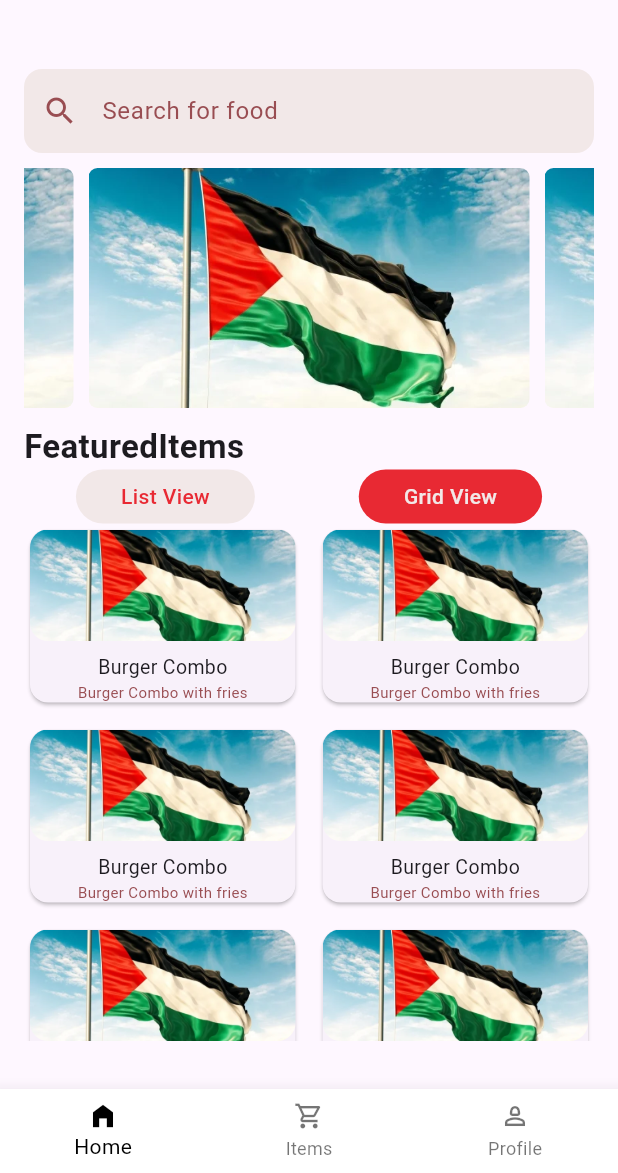
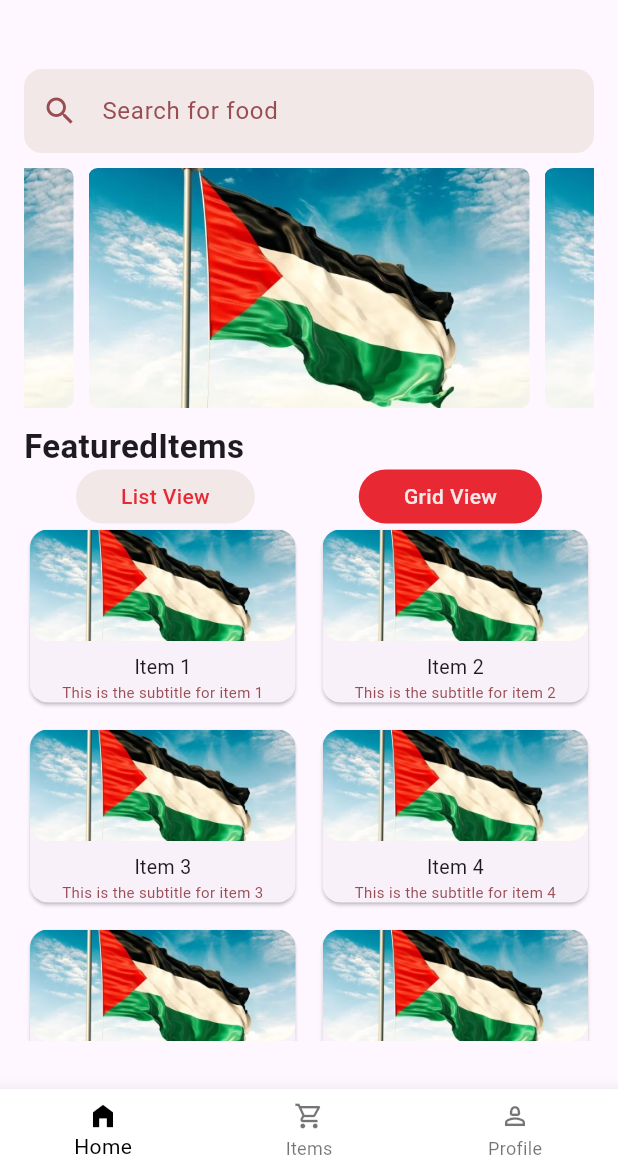
Before and after one commit to phharaoh/Delivery_App, a Flutter app: the screen it shows after launch, after a tap on "Grid View", on a phone screen of 412 x 824 dp, the part 63-1236 px from its top. Run offline on Flutter 3.47's test engine with Material 3 defaults, Android fonts, the phone set to English and light mode, and no system bars; drawn by our look-alikes of carousel_slider.

Commit message:
remove items from card

```diff
--- a/lib/features/card/presentation/views/card_item_view.dart
+++ b/lib/features/card/presentation/views/card_item_view.dart
@@ -35,8 +35,6 @@ class CardItemView extends StatelessWidget {
               ),
             ),
 
-
-
             CustomListTile(title: 'Subtotal', trailingText: '20.00'),
             CustomListTile(title: 'Delivery Fee', trailingText: '5.00'),
             CustomListTile(title: 'Taxes', trailingText: '10.00'),
--- a/lib/features/home/data/model/item_model.dart
+++ b/lib/features/home/data/model/item_model.dart
@@ -9,7 +9,7 @@ class Item {
     required this.title,
     required this.subtitle,
     required this.image,
-    this.isAdd = false,
+    this.isAdd = true,
   });
 }
 
--- a/lib/features/home/presentation/widgets/grid_list_tile.dart
+++ /dev/null
@@ -1,29 +0,0 @@
-import 'package:flutter/material.dart';
-   import 'package:delivery_food/core/utils/app_colors.dart';
-
-buildGridTile() {
-    return Card(
-      shape: RoundedRectangleBorder(borderRadius: BorderRadius.circular(12)),
-      child: Column(
-        mainAxisAlignment: MainAxisAlignment.center,
-        children: [
-          Expanded(
-            child: ClipRRect(
-              borderRadius: BorderRadius.circular(12),
-              child: Image.asset(
-                'assets/images/pro.png',
-                fit: BoxFit.cover,
-                width: double.infinity,
-              ),
-            ),
-          ),
-          const SizedBox(height: 8),
-          const Text('Burger Combo', style: TextStyle(fontSize: 13)),
-          const Text(
-            'Burger Combo with fries',
-            style: TextStyle(color: AppColors.txtColor, fontSize: 10),
-          ),
-        ],
-      ),
-    );
-  }
--- a/lib/features/home/presentation/widgets/grid_view_builder.dart
+++ b/lib/features/home/presentation/widgets/grid_view_builder.dart
@@ -1,15 +1,42 @@
 import 'package:flutter/material.dart';
- import 'package:delivery_food/features/home/presentation/widgets/grid_list_tile.dart';
+import 'package:delivery_food/core/utils/app_colors.dart';
+import 'package:delivery_food/features/home/data/model/item_model.dart';
 
 buildGridView() {
   return GridView.builder(
     gridDelegate: const SliverGridDelegateWithFixedCrossAxisCount(
-        crossAxisCount: 2, // Number of columns
+      crossAxisCount: 2,
       mainAxisSpacing: 10,
       crossAxisSpacing: 10,
       childAspectRatio: 3 / 2,
     ),
-      itemCount: 20,
-      itemBuilder: (context, index) => buildGridTile(),
+    itemCount: foodItems.length,
+    itemBuilder: (context, index) {
+      final item = foodItems[index];
+      return Card(
+        shape: RoundedRectangleBorder(borderRadius: BorderRadius.circular(12)),
+        child: Column(
+          mainAxisAlignment: MainAxisAlignment.center,
+          children: [
+            Expanded(
+              child: ClipRRect(
+                borderRadius: BorderRadius.circular(12),
+                child: Image.asset(
+                  item.image,
+                  fit: BoxFit.cover,
+                  width: double.infinity,
+                ),
+              ),
+            ),
+            const SizedBox(height: 8),
+            Text(item.title, style: TextStyle(fontSize: 13)),
+            Text(
+              item.subtitle,
+              style: TextStyle(color: AppColors.txtColor, fontSize: 10),
+            ),
+          ],
+        ),
+      );
+    },
   );
 }
--- a/lib/features/home/presentation/widgets/list_view_builder.dart
+++ b/lib/features/home/presentation/widgets/list_view_builder.dart
@@ -42,8 +42,18 @@ class _ListTileViewState extends State<ListTileView> {
                 item.isAdd = !item.isAdd;
               });
 
-              if (item.isAdd) {
+              if (!item.isAdd) {
                 cardController.addToCard(
+                  CardModel(
+                    id: item.id,
+                    title: item.title,
+                    subtitle: item.subtitle,
+                    image: item.image,
+                    quantity: 1,
+                  ),
+                );
+              } else {
+                cardController.removeFromCard(
                   CardModel(
                     id: item.id,
                     title: item.title,
@@ -54,7 +64,7 @@ class _ListTileViewState extends State<ListTileView> {
                 );
               }
             },
-            child: !item.isAdd
+            child: item.isAdd
                 ? const AddToCardBtn()
                 : Text(
                     'Remove from Cart',
```
Lines whose indentation alone changed are shown as unchanged.
